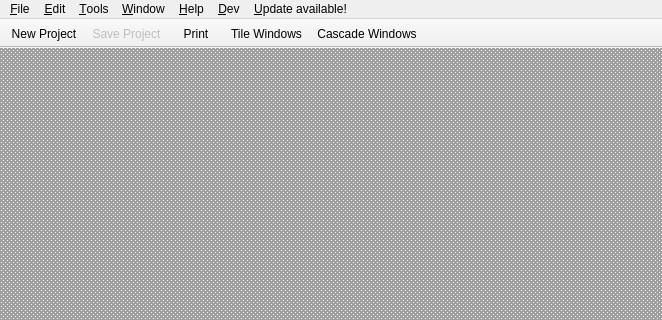
This is src/app/ui/gt_mainwin.ui in dlr-gtlab/gtlab-core as Qt 5 draws it before an edit; both pictures show x 0 to 662 and y 0 to 320 of the 1009 by 727 pixel window. The edited form follows.
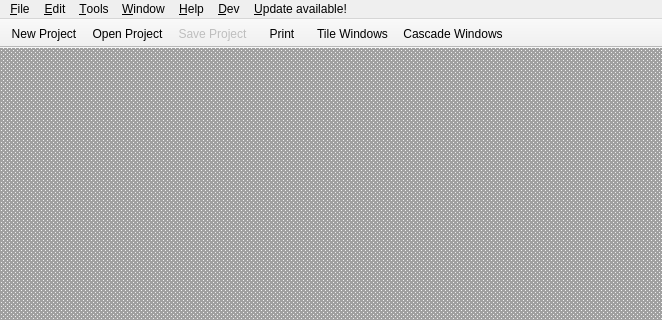
This is the edited form. Icons and pictures are not drawn.

Commit message: Added open project to toolbar

The edit to the form file:
```diff
--- a/src/app/ui/gt_mainwin.ui
+++ b/src/app/ui/gt_mainwin.ui
@@ -208,6 +208,7 @@
     <bool>false</bool>
    </attribute>
    <addaction name="actionNewProject"/>
+   <addaction name="actionOpen_Project"/>
    <addaction name="actionSave_Project"/>
   </widget>
   <widget class="QToolBar" name="undoBar">
```
